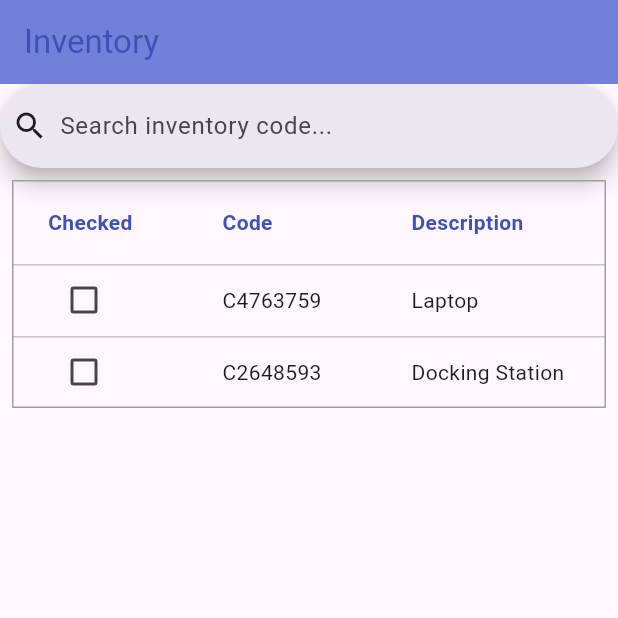
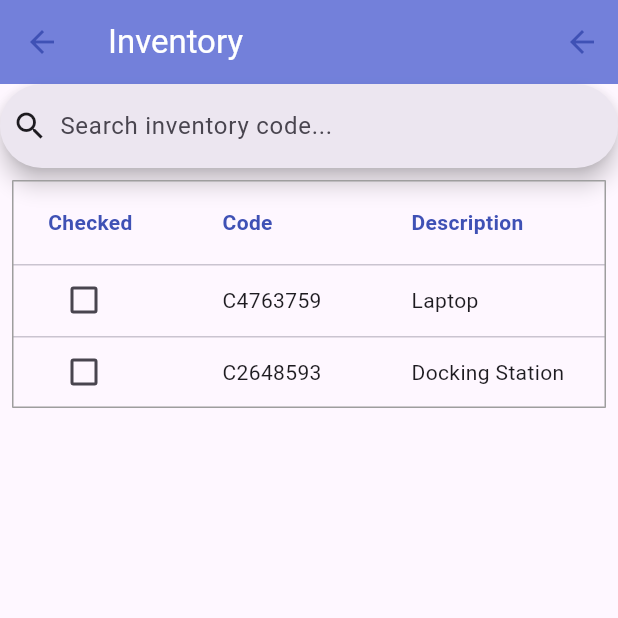
Before and after one commit to N3WJourney/ScannerApp, a Flutter app: the MyInventoryListPage screen opened directly, on a phone screen of 412 x 824 dp, the top half of it. Run offline on Flutter 3.47's test engine with Material 3 defaults, Android fonts, the phone set to English and light mode, and no system bars; our stand-ins replace barcode_widget; missing offline and left inert: mobile_scanner.

Commit message:
layout design completed

```diff
--- a/scan_inv/lib/main.dart
+++ b/scan_inv/lib/main.dart
@@ -1,6 +1,5 @@
 import 'package:flutter/material.dart';
-import 'package:scan_inv/pages/inventory_list.dart';
-import 'pages/home.dart';
+import 'package:scan_inv/pages//home.dart';
 
 void main() {
   runApp(const MyApp());
@@ -17,7 +16,7 @@
       theme: ThemeData(
           //primarySwatch: Colors.grey,
           ),
-      home: const MyInventoryListPage(),
+      home: const MyHomePage(),
     );
   }
 }
--- a/scan_inv/lib/pages/inventory_list.dart
+++ b/scan_inv/lib/pages/inventory_list.dart
@@ -14,7 +14,17 @@
       appBar: AppBar(
         foregroundColor: Colors.indigo,
         backgroundColor: const Color.fromARGB(193, 70, 90, 206),
-        title: const Text('Inventory'),
+        title: const Text(
+          'Inventory',
+          style: TextStyle(color: Colors.white),
+        ),
+        actions: [
+          BackButton(
+            onPressed: () {
+              Navigator.pop(context);
+            },
+          ),
+        ],
       ),
       body: ListView(
         children: [
```
Also changed, not shown: scan_inv/lib/pages/home.dart (+28 -3 lines).
